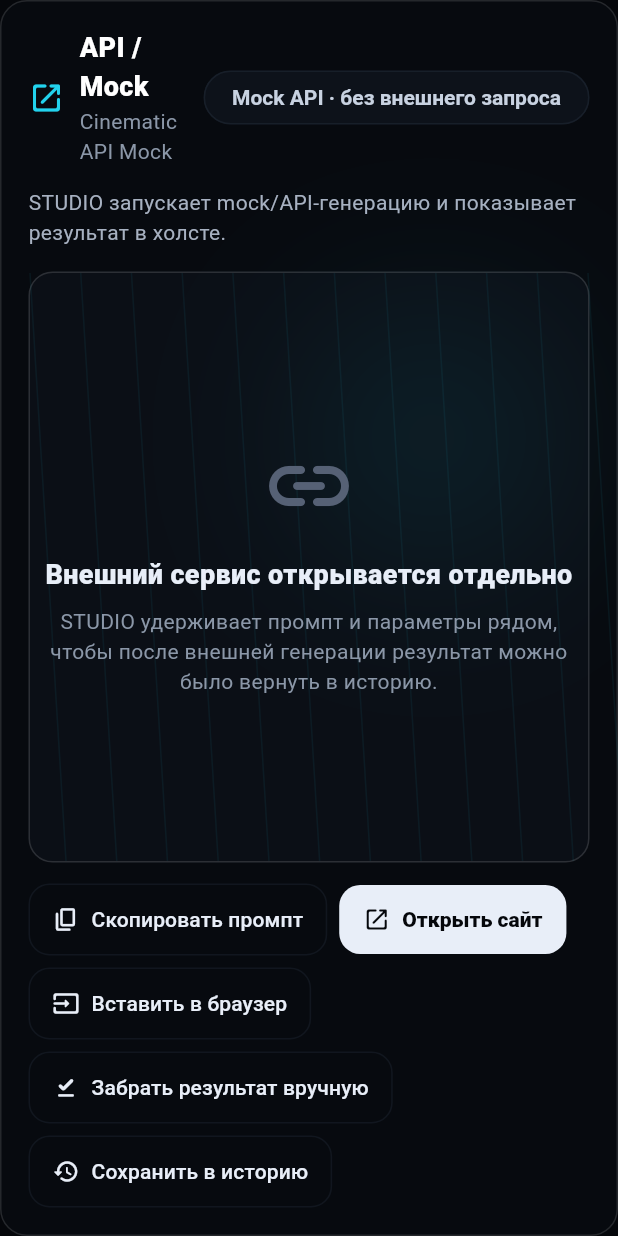
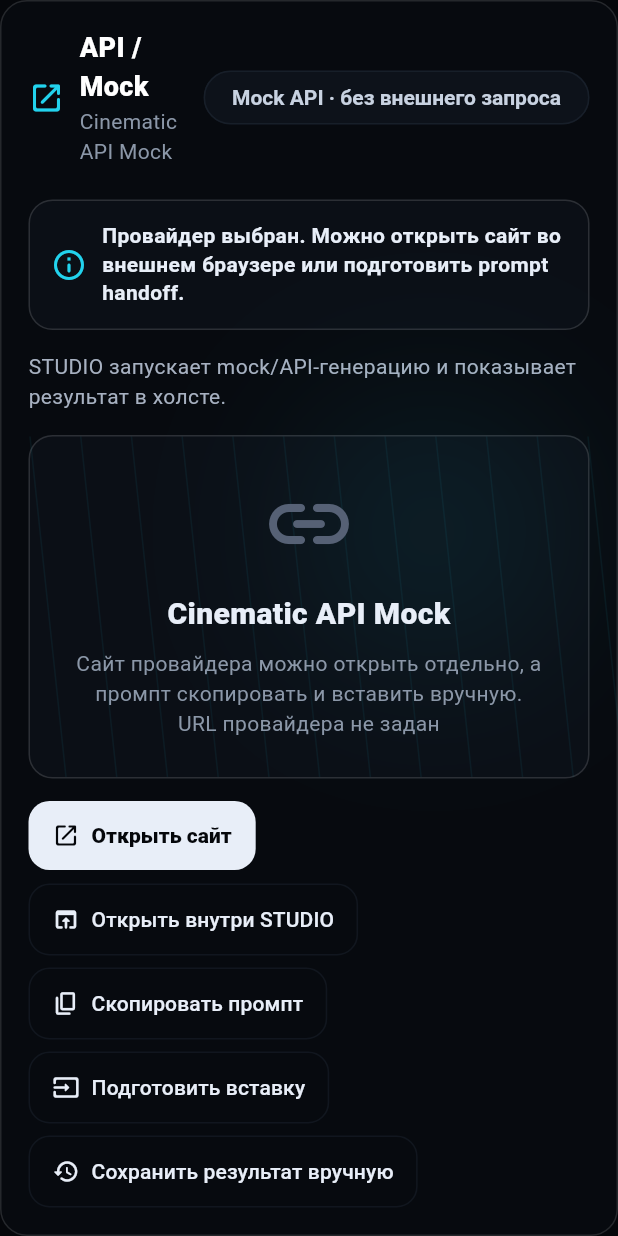
Before and after one commit to Ver-Dikt/ai_operator-os, a Flutter app: the BrowserWorkspacePanel widget shown alone on an empty page, opened directly with sample values from the repository, on a phone screen of 412 x 824 dp. Run offline on Flutter 3.47's test engine with Material 3 defaults, Android fonts, the phone set to English and light mode, and no system bars; our stand-ins replace shared_preferences; missing offline and left inert: dart:html; accounts and stored records are empty; Roboto replaces fonts that are missing (Segoe UI).

Commit message:
Fix AI Browser Hub launch actions

```diff
--- a/lib/src/data/seed_director_presets.dart
+++ b/lib/src/data/seed_director_presets.dart
@@ -36,12 +36,14 @@ const seedDirectorPresets = <DirectorPreset>[
       color: 'тёплая плёнка, умеренное зерно, реалистичная кожа',
     ),
     moodTags: ['честно', 'интимно', 'наблюдение'],
-    negativePrompt: 'пластиковая кожа, рекламная постановка, чрезмерная резкость',
+    negativePrompt:
+        'пластиковая кожа, рекламная постановка, чрезмерная резкость',
   ),
   DirectorPreset(
     id: 'premium-product',
     name: 'Премиальный предмет',
-    description: 'Чистый рекламный кадр для продукта, обложки или launch-видео.',
+    description:
+        'Чистый рекламный кадр для продукта, обложки или launch-видео.',
     camera: CameraProfile(
       id: 'studio-macro',
       name: 'Studio Macro',
--- a/lib/src/services/generation/mock_generation_service.dart
+++ b/lib/src/services/generation/mock_generation_service.dart
@@ -37,12 +37,10 @@ class MockGenerationService {
   String _mockPreviewFor(GenerationCapability capability) {
     return switch (capability) {
       GenerationCapability.textToImage ||
-      GenerationCapability.imageToImage =>
-        'mock://image/cinematic-frame',
+      GenerationCapability.imageToImage => 'mock://image/cinematic-frame',
       GenerationCapability.textToVideo ||
       GenerationCapability.imageToVideo ||
-      GenerationCapability.videoToVideo =>
-        'mock://video/cinematic-shot',
+      GenerationCapability.videoToVideo => 'mock://video/cinematic-shot',
     };
   }
 }
--- a/lib/src/widgets/generation/browser_workspace_panel.dart
+++ b/lib/src/widgets/generation/browser_workspace_panel.dart
@@ -1,10 +1,11 @@
+import 'package:flutter/foundation.dart';
 import 'package:flutter/material.dart';
 import 'package:flutter/services.dart';
 import 'package:url_launcher/url_launcher.dart';
 
 import '../../models/generation/generation_provider.dart';
 
-class BrowserWorkspacePanel extends StatelessWidget {
+class BrowserWorkspacePanel extends StatefulWidget {
   const BrowserWorkspacePanel({
     super.key,
     required this.provider,
@@ -19,8 +20,29 @@ class BrowserWorkspacePanel extends StatelessWidget {
   final VoidCallback onSaveManualResult;
 
   @override
+  State<BrowserWorkspacePanel> createState() => _BrowserWorkspacePanelState();
+}
+
+class _BrowserWorkspacePanelState extends State<BrowserWorkspacePanel> {
+  bool _showInternalPlaceholder = false;
+  String _statusText =
+      'Провайдер выбран. Можно открыть сайт во внешнем браузере или подготовить prompt handoff.';
+
+  @override
+  void didUpdateWidget(covariant BrowserWorkspacePanel oldWidget) {
+    super.didUpdateWidget(oldWidget);
+    if (oldWidget.provider.id != widget.provider.id ||
+        oldWidget.mode != widget.mode) {
+      _showInternalPlaceholder = false;
+      _statusText =
+          'Провайдер выбран. Можно открыть сайт во внешнем браузере или подготовить prompt handoff.';
+    }
+  }
+
+  @override
   Widget build(BuildContext context) {
-    final browserMode = mode == GenerationProviderType.browser;
+    final browserMode = widget.mode == GenerationProviderType.browser;
+    final url = widget.provider.launchUrl;
     return Container(
       width: double.infinity,
       constraints: const BoxConstraints(minHeight: 430),
@@ -47,7 +69,7 @@ class BrowserWorkspacePanel extends StatelessWidget {
                   crossAxisAlignment: CrossAxisAlignment.start,
                   children: [
                     Text(
-                      mode.workflowLabel,
+                      widget.mode.workflowLabel,
                       style: const TextStyle(
                         color: Colors.white,
                         fontSize: 18,
@@ -55,18 +77,29 @@ class BrowserWorkspacePanel extends StatelessWidget {
                       ),
                     ),
                     Text(
-                      provider.name,
+                      widget.provider.name,
                       style: const TextStyle(color: Color(0xFF8B97A8)),
                     ),
                   ],
                 ),
               ),
-              Chip(label: Text(provider.statusLabel)),
+              Chip(label: Text(widget.provider.statusLabel)),
             ],
           ),
+          const SizedBox(height: 10),
+          if (url != null)
+            SelectableText(
+              url,
+              style: const TextStyle(
+                color: Color(0xFF67E8F9),
+                fontWeight: FontWeight.w700,
+              ),
+            ),
+          const SizedBox(height: 12),
+          _StatusPanel(text: _statusText, isWarning: kIsWeb),
           const SizedBox(height: 14),
           Text(
-            mode.description,
+            widget.mode.description,
             style: const TextStyle(color: Color(0xFFA7B1C1), height: 1.4),
           ),
           const SizedBox(height: 16),
@@ -85,7 +118,9 @@ class BrowserWorkspacePanel extends StatelessWidget {
                   ),
                   Center(
                     child: ConstrainedBox(
-                      constraints: const BoxConstraints(maxWidth: 520),
+                      constraints: const BoxConstraints(maxWidth: 560),
+                      child: Padding(
+                        padding: const EdgeInsets.all(22),
                         child: Column(
                           mainAxisSize: MainAxisSize.min,
                           children: [
@@ -98,21 +133,21 @@ class BrowserWorkspacePanel extends StatelessWidget {
                             ),
                             const SizedBox(height: 14),
                             Text(
-                            browserMode
-                                ? 'Здесь будет встроенный браузер / webview'
-                                : 'Внешний сервис открывается отдельно',
+                              _showInternalPlaceholder
+                                  ? 'Встроенный браузер STUDIO'
+                                  : widget.provider.name,
                               textAlign: TextAlign.center,
                               style: const TextStyle(
                                 color: Color(0xFFE8EEF8),
-                              fontSize: 18,
+                                fontSize: 20,
                                 fontWeight: FontWeight.w900,
                               ),
                             ),
                             const SizedBox(height: 8),
                             Text(
-                            browserMode
-                                ? 'Сейчас режим показывает будущую browser automation-панель: промпт можно скопировать, сайт открыть, результат сохранить вручную.'
-                                : 'STUDIO удерживает промпт и параметры рядом, чтобы после внешней генерации результат можно было вернуть в историю.',
+                              _showInternalPlaceholder
+                                  ? 'Встроенный браузер будет доступен в desktop-версии после подключения WebView runtime.\n${url ?? 'URL провайдера не задан'}'
+                                  : 'Сайт провайдера можно открыть отдельно, а промпт скопировать и вставить вручную.\n${url ?? 'URL провайдера не задан'}',
                               textAlign: TextAlign.center,
                               style: const TextStyle(
                                 color: Color(0xFF8B97A8),
@@ -120,6 +155,7 @@ class BrowserWorkspacePanel extends StatelessWidget {
                               ),
                             ),
                           ],
+                        ),
                       ),
                     ),
                   ),
@@ -132,30 +168,30 @@ class BrowserWorkspacePanel extends StatelessWidget {
             spacing: 8,
             runSpacing: 8,
             children: [
-              OutlinedButton.icon(
-                onPressed: () => _copyPrompt(context),
-                icon: const Icon(Icons.copy_rounded),
-                label: const Text('Скопировать промпт'),
-              ),
               FilledButton.icon(
-                onPressed: () => _openSite(context),
+                onPressed: _openSite,
                 icon: const Icon(Icons.open_in_new_rounded),
                 label: const Text('Открыть сайт'),
               ),
               OutlinedButton.icon(
-                onPressed: () => _mockInject(context),
-                icon: const Icon(Icons.input_rounded),
-                label: const Text('Вставить в браузер'),
+                onPressed: _openInside,
+                icon: const Icon(Icons.open_in_browser_rounded),
+                label: const Text('Открыть внутри STUDIO'),
               ),
               OutlinedButton.icon(
-                onPressed: () => _mockTakeResult(context),
-                icon: const Icon(Icons.download_done_rounded),
-                label: const Text('Забрать результат вручную'),
+                onPressed: _copyPrompt,
+                icon: const Icon(Icons.copy_rounded),
+                label: const Text('Скопировать промпт'),
               ),
               OutlinedButton.icon(
-                onPressed: onSaveManualResult,
+                onPressed: _preparePaste,
+                icon: const Icon(Icons.input_rounded),
+                label: const Text('Подготовить вставку'),
+              ),
+              OutlinedButton.icon(
+                onPressed: _saveManualResult,
                 icon: const Icon(Icons.history_rounded),
-                label: const Text('Сохранить в историю'),
+                label: const Text('Сохранить результат вручную'),
               ),
             ],
           ),
@@ -164,47 +200,100 @@ class BrowserWorkspacePanel extends StatelessWidget {
     );
   }
 
-  Future<void> _copyPrompt(BuildContext context) async {
-    await Clipboard.setData(ClipboardData(text: prompt.trim()));
-    if (!context.mounted) return;
-    ScaffoldMessenger.of(
-      context,
-    ).showSnackBar(const SnackBar(content: Text('Промпт скопирован')));
+  Future<void> _copyPrompt() async {
+    await Clipboard.setData(ClipboardData(text: widget.prompt.trim()));
+    if (!mounted) return;
+    _showMessage('Промпт скопирован.');
   }
 
-  Future<void> _openSite(BuildContext context) async {
-    final url = provider.launchUrl;
+  Future<void> _preparePaste() async {
+    await Clipboard.setData(ClipboardData(text: widget.prompt.trim()));
+    if (!mounted) return;
+    _showMessage('Промпт скопирован. Вставьте его в открытом сервисе вручную.');
+  }
+
+  Future<void> _openSite() async {
+    final url = widget.provider.launchUrl;
     if (url == null) {
-      ScaffoldMessenger.of(
-        context,
-      ).showSnackBar(const SnackBar(content: Text('URL провайдера не задан')));
+      _showMessage('URL провайдера не задан.');
       return;
     }
     final opened = await launchUrl(
       Uri.parse(url),
       mode: LaunchMode.externalApplication,
     );
-    if (!opened && context.mounted) {
-      ScaffoldMessenger.of(
-        context,
-      ).showSnackBar(const SnackBar(content: Text('Не удалось открыть сайт')));
+    if (!mounted) return;
+    if (opened) {
+      setState(
+        () =>
+            _statusText = '${widget.provider.name} открыт во внешнем браузере.',
+      );
+      _showMessage('${widget.provider.name} открыт во внешнем браузере.');
+      return;
+    }
+    await Clipboard.setData(ClipboardData(text: url));
+    if (!mounted) return;
+    _showMessage('Не удалось открыть сайт. Ссылка скопирована.');
+  }
+
+  void _openInside() {
+    final message = kIsWeb
+        ? 'В web-версии встроенный браузер ограничен. Используйте desktop-версию STUDIO или откройте сайт во внешнем браузере.'
+        : 'Встроенный браузер будет доступен в desktop-версии после подключения WebView runtime.';
+    setState(() {
+      _showInternalPlaceholder = true;
+      _statusText = message;
+    });
+    _showMessage(message);
+  }
+
+  void _saveManualResult() {
+    widget.onSaveManualResult();
+    _showMessage('Результат можно сохранить вручную после генерации.');
+  }
+
+  void _showMessage(String text) {
+    ScaffoldMessenger.of(context).showSnackBar(SnackBar(content: Text(text)));
   }
 }
 
-  void _mockInject(BuildContext context) {
-    ScaffoldMessenger.of(context).showSnackBar(
-      const SnackBar(
-        content: Text('Вставка в браузер будет подключена на этапе automation'),
+class _StatusPanel extends StatelessWidget {
+  const _StatusPanel({required this.text, required this.isWarning});
+
+  final String text;
+  final bool isWarning;
+
+  @override
+  Widget build(BuildContext context) {
+    return Container(
+      padding: const EdgeInsets.all(14),
+      decoration: BoxDecoration(
+        color: const Color(0xFF0B0F16),
+        border: Border.all(color: const Color(0x22FFFFFF)),
+        borderRadius: BorderRadius.circular(16),
       ),
-    );
-  }
-
-  void _mockTakeResult(BuildContext context) {
-    ScaffoldMessenger.of(context).showSnackBar(
-      const SnackBar(
-        content: Text(
-          'Ручной импорт результата: добавь файл/URL на следующем этапе',
+      child: Row(
+        children: [
+          Icon(
+            isWarning
+                ? Icons.warning_amber_rounded
+                : Icons.info_outline_rounded,
+            color: isWarning
+                ? const Color(0xFFFFB86B)
+                : const Color(0xFF22D3EE),
           ),
+          const SizedBox(width: 10),
+          Expanded(
+            child: Text(
+              text,
+              style: const TextStyle(
+                color: Color(0xFFE8EEF8),
+                height: 1.35,
+                fontWeight: FontWeight.w700,
+              ),
+            ),
+          ),
+        ],
       ),
     );
   }
```
Also changed, not shown: lib/src/screens/browser/browser_hub_screen.dart (+102 -72 lines), lib/src/screens/cinema/director_screen.dart (+5 -2 lines), lib/src/screens/history/render_history_screen.dart (+14 -4 lines), lib/src/screens/social_intelligence/social_intelligence_screen.dart (+10 -3 lines). Lines whose indentation alone changed are shown as unchanged.
